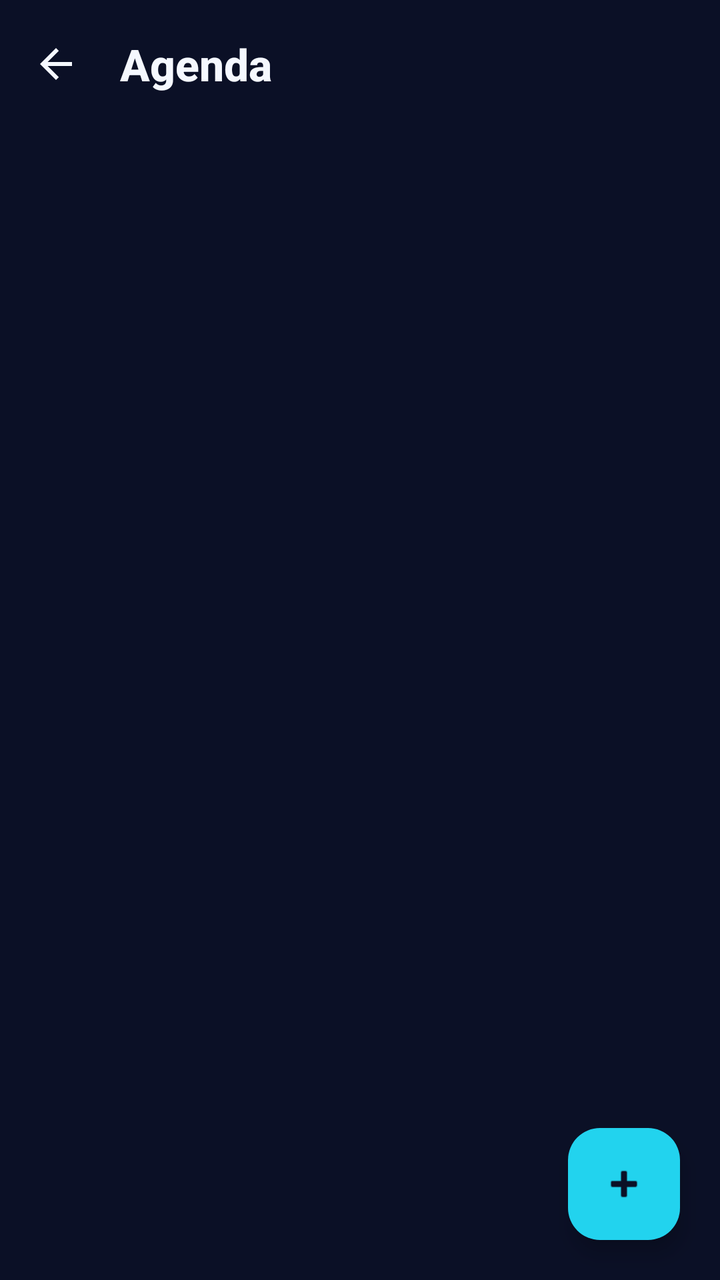
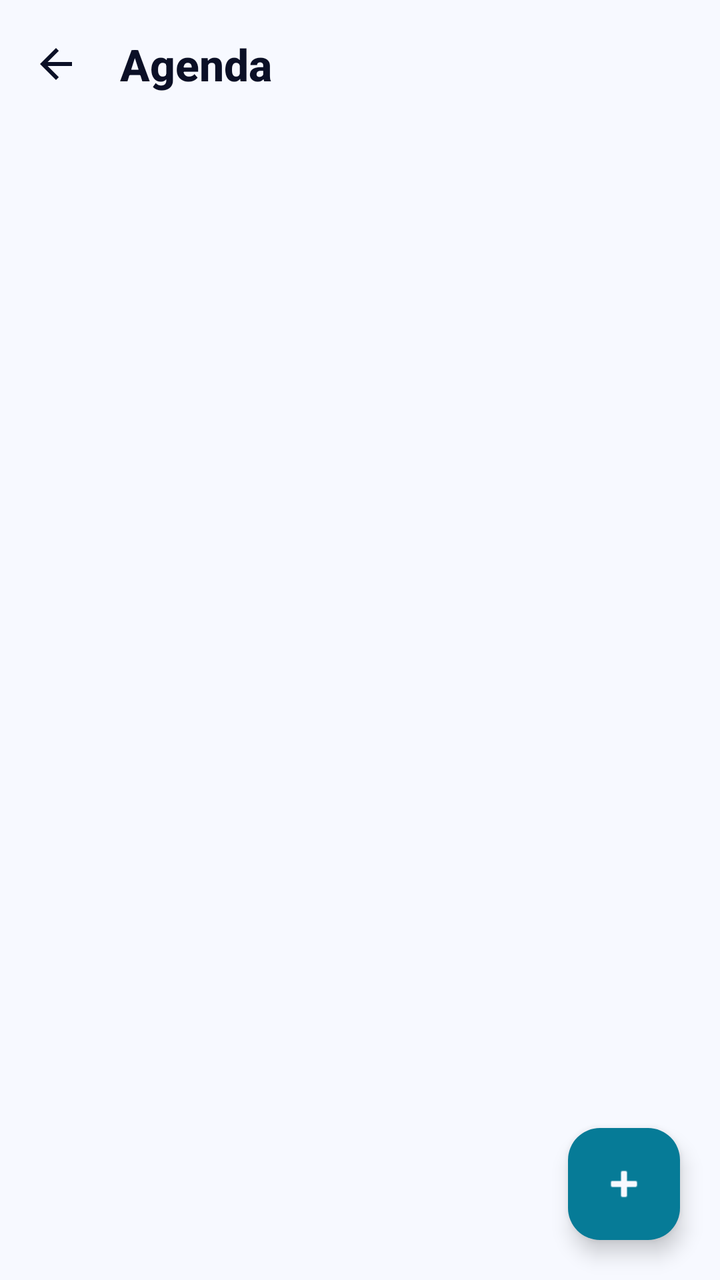

Before-and-after screenshots of an Android layout around one commit, followed by the original layout XML and the change that was made.
<!-- AndroidManifest.xml: application theme Theme.SHSCalendar -->
<!-- res/layout/activity_events_agenda.xml -->
<?xml version="1.0" encoding="utf-8"?>
<LinearLayout xmlns:android="http://schemas.android.com/apk/res/android"
    xmlns:app="http://schemas.android.com/apk/res-auto"
    android:layout_width="match_parent"
    android:layout_height="match_parent"
    android:background="@color/shs_night"
    android:orientation="vertical">

    <com.google.android.material.appbar.MaterialToolbar
        android:id="@+id/agenda_toolbar"
        style="@style/SHS.TopBar"
        android:layout_width="match_parent"
        android:layout_height="wrap_content"
        app:navigationIcon="@drawable/ic_back"
        app:title="@string/event_agenda_title" />

    <FrameLayout
        android:layout_width="match_parent"
        android:layout_height="match_parent">

        <androidx.recyclerview.widget.RecyclerView
            android:id="@+id/agenda_list"
            android:layout_width="match_parent"
            android:layout_height="match_parent"
            android:clipToPadding="false"
            android:padding="@dimen/shs_screen_padding"
            android:paddingBottom="@dimen/shs_bottom_nav_height"
            android:scrollbars="vertical" />

        <TextView
            android:id="@+id/agenda_empty"
            style="@style/SHS.Text.Subtitle"
            android:layout_width="wrap_content"
            android:layout_height="wrap_content"
            android:layout_gravity="center"
            android:gravity="center"
            android:text="@string/agenda_empty"
            android:textColor="@color/shs_text_muted"
            android:visibility="gone" />

        <com.google.android.material.floatingactionbutton.FloatingActionButton
            android:id="@+id/agenda_add"
            android:layout_width="wrap_content"
            android:layout_height="wrap_content"
            android:layout_gravity="bottom|end"
            android:layout_margin="@dimen/shs_space_lg"
            android:layout_marginBottom="@dimen/shs_bottom_nav_height"
            android:contentDescription="@string/event_new"
            android:src="@android:drawable/ic_input_add"
            app:backgroundTint="@color/shs_cyan"
            app:tint="@color/shs_night" />
    </FrameLayout>
</LinearLayout>
<!-- resources referenced by this layout -->
<resources>
  <color name="shs_cyan">#22D3EE</color>
  <color name="shs_night">#0B1026</color>
  <color name="shs_text_muted">#7886BA</color>
  <dimen name="shs_bottom_nav_height">68dp</dimen>
  <dimen name="shs_screen_padding">16dp</dimen>
  <dimen name="shs_space_lg">20dp</dimen>
  <!-- drawable ic_back (drawable) -->
  <?xml version="1.0" encoding="utf-8"?>
  <vector xmlns:android="http://schemas.android.com/apk/res/android"
      android:width="24dp"
      android:height="24dp"
      android:tint="@color/shs_text_primary"
      android:viewportWidth="24"
      android:viewportHeight="24">
      <path
          android:fillColor="#FFFFFFFF"
          android:pathData="M20,11H7.83l5.59,-5.59L12,4l-8,8 8,8 1.41,-1.41L7.83,13H20v-2z" />
  </vector>
  <string name="agenda_empty">No events yet — tap + to add one</string>
  <string name="event_agenda_title">Agenda</string>
  <string name="event_new">New event</string>
  <style name="SHS.Text.Subtitle" parent="TextAppearance.AppCompat.Medium">
          <item name="android:textSize">@dimen/shs_text_subtitle</item>
          <item name="android:textColor">@color/shs_text_primary</item>
      </style>
  <style name="Theme.SHSCalendar" parent="Theme.Material3.Dark.NoActionBar">
          <item name="colorPrimary">@color/shs_cyan</item>
          <item name="colorOnPrimary">@color/shs_text_on_accent</item>
          <item name="colorPrimaryContainer">@color/shs_cyan_deep</item>
          <item name="colorOnPrimaryContainer">@color/shs_text_primary</item>
  
          <item name="colorSecondary">@color/shs_teal</item>
          <item name="colorOnSecondary">@color/shs_text_on_accent</item>
          <item name="colorSecondaryContainer">@color/shs_teal_deep</item>
          <item name="colorOnSecondaryContainer">@color/shs_text_primary</item>
  
          <item name="colorTertiary">@color/shs_indigo</item>
          <item name="colorOnTertiary">@color/shs_text_on_accent</item>
  
          <item name="colorError">@color/shs_danger</item>
          <item name="colorOnError">@color/shs_text_on_accent</item>
  
          <item name="android:colorBackground">@color/shs_night</item>
          <item name="colorSurface">@color/shs_surface</item>
          <item name="colorSurfaceVariant">@color/shs_surface_high</item>
          <item name="colorOnSurface">@color/shs_text_primary</item>
          <item name="colorOnSurfaceVariant">@color/shs_text_secondary</item>
          <item name="colorOutline">@color/shs_stroke</item>
  
          <item name="android:statusBarColor">@color/shs_night</item>
          <item name="android:navigationBarColor">@color/shs_nav_bg</item>
          <item name="android:windowBackground">@color/shs_night</item>
          <item name="android:textColorPrimary">@color/shs_text_primary</item>
          <item name="android:textColorSecondary">@color/shs_text_secondary</item>
          <item name="android:textColorHint">@color/shs_text_muted</item>
  
          <item name="materialAlertDialogTheme">@style/Theme.SHSCalendar.Dialog</item>
      </style>
  <color name="shs_text_primary">#F5F8FF</color>
  <dimen name="shs_text_subtitle">18sp</dimen>
  <color name="shs_text_on_accent">#06121F</color>
  <color name="shs_cyan_deep">#067B97</color>
  <color name="shs_teal">#2DD4BF</color>
  <color name="shs_teal_deep">#1B7F73</color>
  <color name="shs_indigo">#818CF8</color>
  <color name="shs_danger">#FB7185</color>
  <color name="shs_surface">#121A36</color>
  <color name="shs_surface_high">#1A2447</color>
  <color name="shs_text_secondary">#9AA6C9</color>
  <color name="shs_stroke">#243059</color>
  <color name="shs_nav_bg">#0D132C</color>
  <dimen name="shs_text_title">22sp</dimen>
  <style name="ShapeAppearance.SHSCalendar.Large" parent="ShapeAppearance.Material3.Corner.Large">
          <item name="cornerSize">@dimen/shs_radius_card</item>
      </style>
  <dimen name="shs_radius_card">22dp</dimen>
  <!-- unchanged entries left out for length: 3 -->
</resources>

<!-- the commit's change to res/layout/activity_events_agenda.xml (unified diff, before → after) -->
@@ -3,7 +3,7 @@
     xmlns:app="http://schemas.android.com/apk/res-auto"
     android:layout_width="match_parent"
     android:layout_height="match_parent"
-    android:background="@color/shs_night"
+    android:background="?android:attr/colorBackground"
     android:orientation="vertical">
 
     <com.google.android.material.appbar.MaterialToolbar
<!-- resource entries referenced after the edit -->
@@ -1,8 +1,8 @@
 <!-- resources referenced by this layout -->
 <resources>
-  <color name="shs_cyan">#22D3EE</color>
-  <color name="shs_night">#0B1026</color>
-  <color name="shs_text_muted">#7886BA</color>
+  <color name="shs_cyan">#067B97</color>
+  <color name="shs_night">#F7F9FF</color>
+  <color name="shs_text_muted">#5A6486</color>
   <dimen name="shs_bottom_nav_height">68dp</dimen>
   <dimen name="shs_screen_padding">16dp</dimen>
   <dimen name="shs_space_lg">20dp</dimen>
@@ -15,7 +15,7 @@
       android:viewportWidth="24"
       android:viewportHeight="24">
       <path
-          android:fillColor="#FFFFFFFF"
+          android:fillColor="@color/shs_text_primary"
           android:pathData="M20,11H7.83l5.59,-5.59L12,4l-8,8 8,8 1.41,-1.41L7.83,13H20v-2z" />
   </vector>
   <string name="agenda_empty">No events yet — tap + to add one</string>
@@ -25,7 +25,7 @@
           <item name="android:textSize">@dimen/shs_text_subtitle</item>
           <item name="android:textColor">@color/shs_text_primary</item>
       </style>
-  <style name="Theme.SHSCalendar" parent="Theme.Material3.Dark.NoActionBar">
+  <style name="Theme.SHSCalendar" parent="Theme.SHSParent">
           <item name="colorPrimary">@color/shs_cyan</item>
           <item name="colorOnPrimary">@color/shs_text_on_accent</item>
           <item name="colorPrimaryContainer">@color/shs_cyan_deep</item>
@@ -58,19 +58,20 @@
   
           <item name="materialAlertDialogTheme">@style/Theme.SHSCalendar.Dialog</item>
       </style>
-  <color name="shs_text_primary">#F5F8FF</color>
+  <color name="shs_text_primary">#0B1026</color>
   <dimen name="shs_text_subtitle">18sp</dimen>
-  <color name="shs_text_on_accent">#06121F</color>
-  <color name="shs_cyan_deep">#067B97</color>
-  <color name="shs_teal">#2DD4BF</color>
-  <color name="shs_teal_deep">#1B7F73</color>
-  <color name="shs_indigo">#818CF8</color>
-  <color name="shs_danger">#FB7185</color>
-  <color name="shs_surface">#121A36</color>
-  <color name="shs_surface_high">#1A2447</color>
-  <color name="shs_text_secondary">#9AA6C9</color>
-  <color name="shs_stroke">#243059</color>
-  <color name="shs_nav_bg">#0D132C</color>
+  <style name="Theme.SHSParent" parent="Theme.Material3.Light.NoActionBar" />
+  <color name="shs_text_on_accent">#FFFFFF</color>
+  <color name="shs_cyan_deep">#CDEDF5</color>
+  <color name="shs_teal">#0F766E</color>
+  <color name="shs_teal_deep">#CFF3EE</color>
+  <color name="shs_indigo">#4F46E5</color>
+  <color name="shs_danger">#BE123C</color>
+  <color name="shs_surface">#FFFFFF</color>
+  <color name="shs_surface_high">#EEF2FB</color>
+  <color name="shs_text_secondary">#414C70</color>
+  <color name="shs_stroke">#C3CCE0</color>
+  <color name="shs_nav_bg">#FFFFFF</color>
   <dimen name="shs_text_title">22sp</dimen>
   <style name="ShapeAppearance.SHSCalendar.Large" parent="ShapeAppearance.Material3.Corner.Large">
           <item name="cornerSize">@dimen/shs_radius_card</item>
